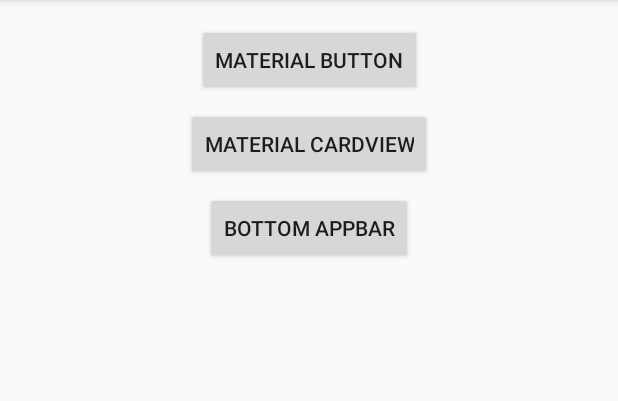
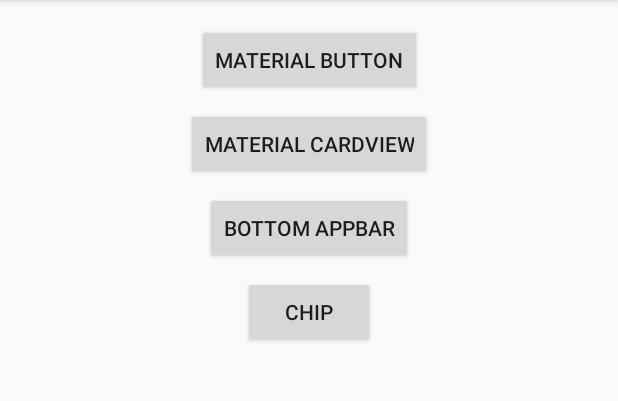
Before and after one commit to HaSuzuki/SupportDesign28.0Sampler, an Android app: the screen it shows after launch (MainActivity), on a phone screen of 412 x 824 dp, the part 84-485 px from its top. Run offline under Robolectric (Android 15) with nearby library versions, the phone set to English and light mode, and no system bars.

Commit message:
add Chip Sample

```diff
--- a/app/src/main/AndroidManifest.xml
+++ b/app/src/main/AndroidManifest.xml
@@ -22,6 +22,8 @@
         </activity>
         <activity android:name=".BottomAppBarActivity">
         </activity>
+        <activity android:name=".ChipActivity">
+        </activity>
     </application>
 
 </manifest>
--- a/app/src/main/java/com/example/hakutosuzuki/p_alpha_slibrarysampler/MainActivity.kt
+++ b/app/src/main/java/com/example/hakutosuzuki/p_alpha_slibrarysampler/MainActivity.kt
@@ -25,5 +25,10 @@ class MainActivity : AppCompatActivity() {
             val intent = Intent(this, BottomAppBarActivity::class.java)
             startActivity(intent)
         })
+
+        chip.setOnClickListener({
+            val intent = Intent(this, ChipActivity::class.java)
+            startActivity(intent)
+        })
     }
 }
--- a/app/src/main/res/layout/activity_main.xml
+++ b/app/src/main/res/layout/activity_main.xml
@@ -40,5 +40,15 @@
         app:layout_constraintRight_toRightOf="parent"
         app:layout_constraintTop_toBottomOf="@+id/materialCardView"/>
 
+    <Button
+        android:id="@+id/chip"
+        android:layout_width="wrap_content"
+        android:layout_height="wrap_content"
+        android:layout_marginTop="8dp"
+        android:gravity="center"
+        android:text="CHIP"
+        app:layout_constraintLeft_toLeftOf="parent"
+        app:layout_constraintRight_toRightOf="parent"
+        app:layout_constraintTop_toBottomOf="@+id/bottomAppBar"/>
 
 </android.support.constraint.ConstraintLayout>
```
Also changed, not shown: app/src/main/java/com/example/hakutosuzuki/p_alpha_slibrarysampler/ChipActivity.kt (added, +31 -0 lines), app/src/main/res/layout/activity_chip.xml (added, +61 -0 lines).
